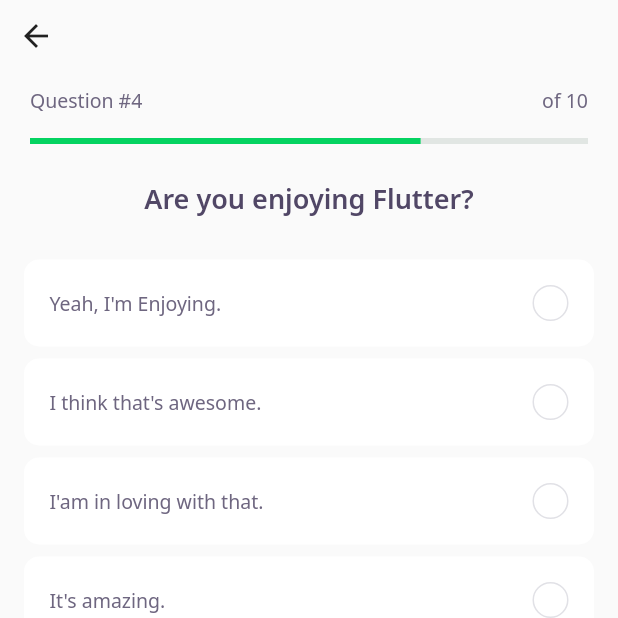
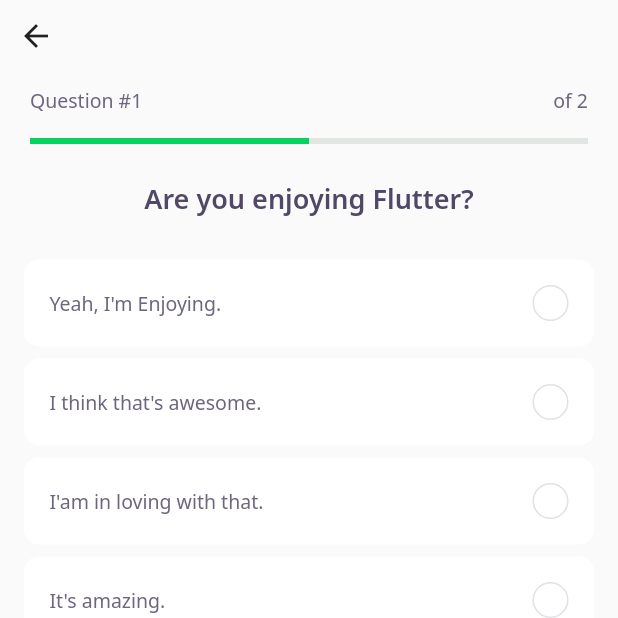
Before and after one commit to fjprado/dev_quiz, a Flutter app: the screen it shows after launch, after a tap on "NLW 5 Flutter", on a phone screen of 412 x 824 dp, the top half of it. Run offline on Flutter 3.47's test engine with Material 2 defaults, Android fonts, the phone set to English and light mode, and no system bars; our stand-ins replace google_fonts; accounts and stored records are empty; network calls fail.

Commit message:
Day 4 - Questions Management

```diff
--- /dev/null
+++ b/lib/challenge/challenge_controller.dart
@@ -0,0 +1,7 @@
+import 'package:flutter/foundation.dart';
+
+class ChallengeController {
+  final currentPageNotifier = ValueNotifier<int>(1);
+  int get currentPage => currentPageNotifier.value;
+  set currentPage(int value) => currentPageNotifier.value = value;
+}
--- a/lib/challenge/challenge_page.dart
+++ b/lib/challenge/challenge_page.dart
@@ -1,3 +1,4 @@
+import 'package:dev_quiz/challenge/challenge_controller.dart';
 import 'package:dev_quiz/challenge/widgets/next_button/next_button_widget.dart';
 import 'package:dev_quiz/challenge/widgets/question_indicator/question_indicator_widget.dart';
 import 'package:dev_quiz/challenge/widgets/quiz/quiz_widget.dart';
@@ -13,6 +14,16 @@ class ChallengePage extends StatefulWidget {
 }
 
 class _ChallengePageState extends State<ChallengePage> {
+  final controller = ChallengeController();
+  final pageController = PageController();
+  @override
+  void initState() {
+    pageController.addListener(() {
+      controller.currentPage = pageController.page!.toInt() + 1;
+    });
+    super.initState();
+  }
+
   @override
   Widget build(BuildContext context) {
     return Scaffold(
@@ -24,14 +35,22 @@ class _ChallengePageState extends State<ChallengePage> {
             crossAxisAlignment: CrossAxisAlignment.start,
             children: [
               BackButton(),
-              QuestionIndicatorWidget(),
+              ValueListenableBuilder<int>(
+                valueListenable: controller.currentPageNotifier,
+                builder: (context, value, _) => QuestionIndicatorWidget(
+                  currentPage: value,
+                  length: widget.questions.length,
+                ),
+              )
             ],
           ),
         ),
       ),
-      body: QuizWidget(
-        question: widget.questions[0],
-      ),
+      body: PageView(
+          physics: NeverScrollableScrollPhysics(),
+          controller: pageController,
+          children:
+              widget.questions.map((e) => QuizWidget(question: e)).toList()),
       bottomNavigationBar: SafeArea(
         child: Padding(
           padding: const EdgeInsets.symmetric(horizontal: 20, vertical: 10),
@@ -41,7 +60,11 @@ class _ChallengePageState extends State<ChallengePage> {
               Expanded(
                 child: NextButtonWidget.white(
                   label: "Skip",
-                  onTap: () {},
+                  onTap: () {
+                    pageController.nextPage(
+                        duration: Duration(milliseconds: 500),
+                        curve: Curves.linear);
+                  },
                 ),
               ),
               SizedBox(width: 7),
--- a/lib/challenge/widgets/question_indicator/question_indicator_widget.dart
+++ b/lib/challenge/widgets/question_indicator/question_indicator_widget.dart
@@ -3,7 +3,11 @@ import 'package:dev_quiz/shared/widgets/progress_indicator/progress_indicator_wi
 import 'package:flutter/material.dart';
 
 class QuestionIndicatorWidget extends StatelessWidget {
-  const QuestionIndicatorWidget({Key? key}) : super(key: key);
+  final int currentPage;
+  final int length;
+  const QuestionIndicatorWidget(
+      {Key? key, required this.currentPage, required this.length})
+      : super(key: key);
 
   @override
   Widget build(BuildContext context) {
@@ -15,11 +19,11 @@ class QuestionIndicatorWidget extends StatelessWidget {
             mainAxisAlignment: MainAxisAlignment.spaceBetween,
             children: [
               Text(
-                "Question #4",
+                "Question #$currentPage",
                 style: AppTextStyles.body,
               ),
               Text(
-                "of 10",
+                "of $length",
                 style: AppTextStyles.body,
               ),
             ],
@@ -28,7 +32,7 @@ class QuestionIndicatorWidget extends StatelessWidget {
             height: 16,
           ),
           ProgressIndicatorWidget(
-            value: 0.7,
+            value: currentPage / length,
           ),
         ],
       ),
```
